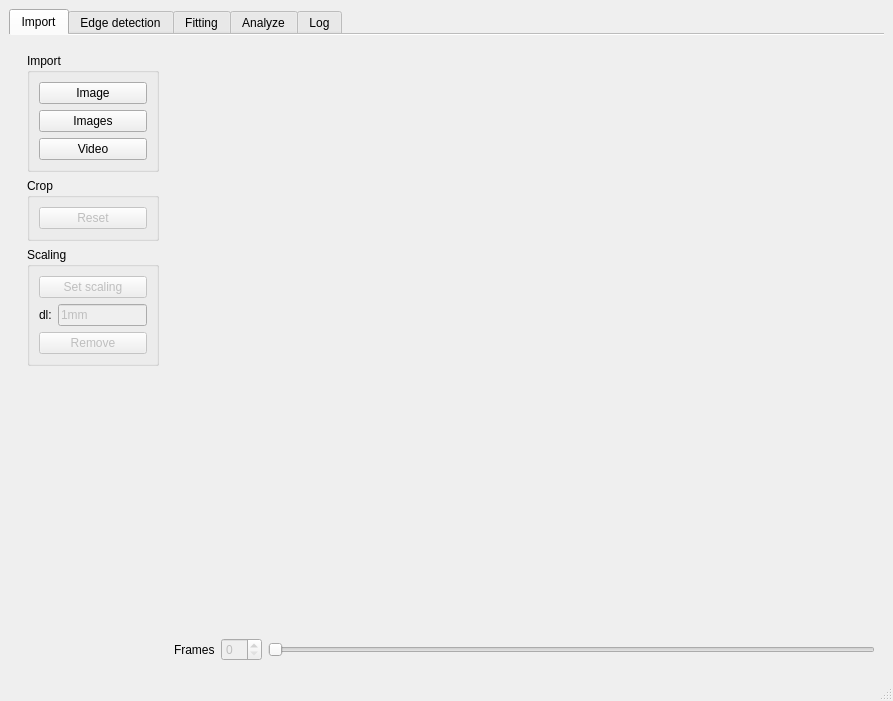
galaunay/pyDSA_gui, file design.ui: the form before one commit.
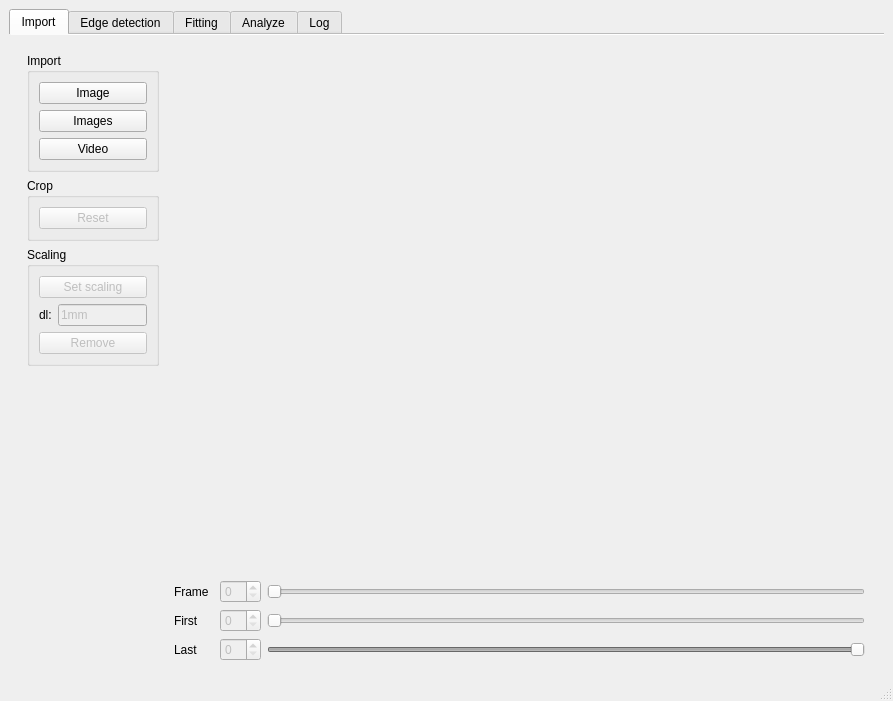
The form after the commit. Custom widgets are drawn as their Qt base class.

Commit message: Added possibility to select frames to analyze

Diff of the .ui file:
```diff
--- a/design.ui
+++ b/design.ui
@@ -257,30 +257,129 @@
            </layout>
           </item>
           <item>
-           <layout class="QHBoxLayout" name="horizontalLayout">
+           <layout class="QVBoxLayout" name="verticalLayout_20">
+            <property name="rightMargin">
+             <number>10</number>
+            </property>
             <item>
-             <widget class="QLabel" name="label">
-              <property name="text">
-               <string>Frames</string>
+             <layout class="QHBoxLayout" name="horizontalLayout_12">
+              <property name="topMargin">
+               <number>0</number>
               </property>
-             </widget>
+              <item>
+               <widget class="QLabel" name="label">
+                <property name="minimumSize">
+                 <size>
+                  <width>40</width>
+                  <height>0</height>
+                 </size>
+                </property>
+                <property name="text">
+                 <string>Frame</string>
+                </property>
+               </widget>
+              </item>
+              <item>
+               <widget class="QSpinBox" name="tab1_spinbox_frame">
+                <property name="enabled">
+                 <bool>false</bool>
+                </property>
+               </widget>
+              </item>
+              <item>
+               <widget class="QSlider" name="tab1_frameslider">
+                <property name="enabled">
+                 <bool>false</bool>
+                </property>
+                <property name="orientation">
+                 <enum>Qt::Horizontal</enum>
+                </property>
+               </widget>
+              </item>
+             </layout>
             </item>
             <item>
-             <widget class="QSpinBox" name="tab1_spinbox">
-              <property name="enabled">
-               <bool>false</bool>
+             <layout class="QHBoxLayout" name="horizontalLayout_15">
+              <property name="topMargin">
+               <number>0</number>
               </property>
-             </widget>
+              <item>
+               <widget class="QLabel" name="label_17">
+                <property name="minimumSize">
+                 <size>
+                  <width>40</width>
+                  <height>0</height>
+                 </size>
+                </property>
+                <property name="text">
+                 <string>First</string>
+                </property>
+               </widget>
+              </item>
+              <item>
+               <widget class="QSpinBox" name="tab1_spinbox_first">
+                <property name="enabled">
+                 <bool>false</bool>
+                </property>
+               </widget>
+              </item>
+              <item>
+               <widget class="QSlider" name="tab1_frameslider_first">
+                <property name="enabled">
+                 <bool>false</bool>
+                </property>
+                <property name="orientation">
+                 <enum>Qt::Horizontal</enum>
+                </property>
+               </widget>
+              </item>
+             </layout>
             </item>
             <item>
-             <widget class="QSlider" name="tab1_frameslider">
-              <property name="enabled">
-               <bool>false</bool>
+             <layout class="QHBoxLayout" name="horizontalLayout_16">
+              <property name="topMargin">
+               <number>0</number>
               </property>
-              <property name="orientation">
-               <enum>Qt::Horizontal</enum>
-              </property>
-             </widget>
+              <item>
+               <widget class="QLabel" name="label_18">
+                <property name="minimumSize">
+                 <size>
+                  <width>40</width>
+                  <height>0</height>
+                 </size>
+                </property>
+                <property name="text">
+                 <string>Last</string>
+                </property>
+               </widget>
+              </item>
+              <item>
+               <widget class="QSpinBox" name="tab1_spinbox_last">
+                <property name="enabled">
+                 <bool>false</bool>
+                </property>
+               </widget>
+              </item>
+              <item>
+               <widget class="QSlider" name="tab1_frameslider_last">
+                <property name="enabled">
+                 <bool>false</bool>
+                </property>
+                <property name="value">
+                 <number>99</number>
+                </property>
+                <property name="orientation">
+                 <enum>Qt::Horizontal</enum>
+                </property>
+                <property name="invertedAppearance">
+                 <bool>false</bool>
+                </property>
+                <property name="invertedControls">
+                 <bool>false</bool>
+                </property>
+               </widget>
+              </item>
+             </layout>
             </item>
            </layout>
           </item>
```
Left out of the diff: 234 changed lines with no effect on the pictures. The commit also changes 2 other files.
